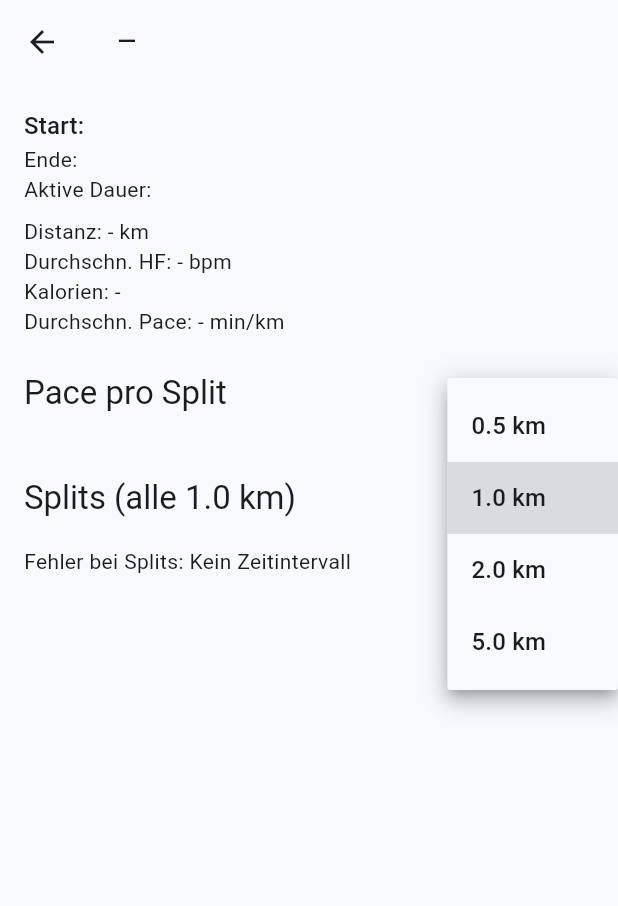
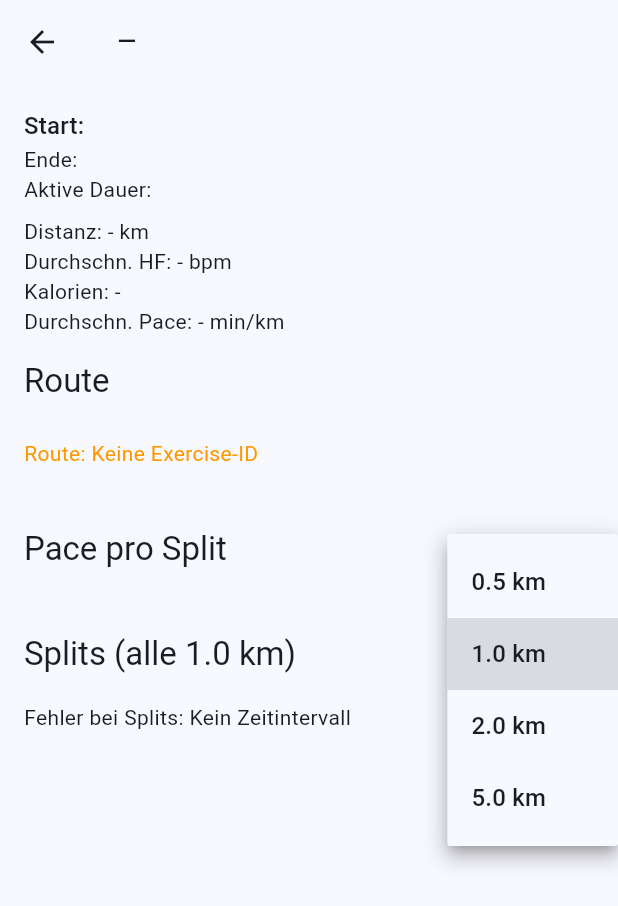
Before and after one commit to kwadde-cmyk/run-aggregator, a Flutter app: the ExerciseDetailScreen screen opened directly with empty values, after a tap on an icon or button, on a phone screen of 412 x 824 dp. Shown: the top 906 px of the screen. Run offline on Flutter 3.47's test engine with Material 3 defaults, Android fonts, the phone set to English and light mode, and no system bars; our stand-ins replace fl_chart, flutter_map, flutter_secure_storage, latlong2; missing offline and left inert: flutter_appauth; accounts and stored records are empty.

Commit message:
Add automatic GPS route map to exercise detail screen

```diff
--- a/lib/screens/exercise_detail_screen.dart
+++ b/lib/screens/exercise_detail_screen.dart
@@ -1,6 +1,7 @@
-import 'dart:convert';
 import 'package:fl_chart/fl_chart.dart';
 import 'package:flutter/material.dart';
+import 'package:flutter_map/flutter_map.dart';
+import 'package:latlong2/latlong.dart';
 import '../services/google_health_service.dart';
 
 class ExerciseDetailScreen extends StatefulWidget {
@@ -19,10 +20,44 @@ class _ExerciseDetailScreenState extends State<ExerciseDetailScreen> {
   String _debugInfo = '';
   double _splitDistanceKm = 1.0;
 
+  List<LatLng> _routePoints = [];
+  bool _loadingRoute = true;
+  String? _routeError;
+
   @override
   void initState() {
     super.initState();
     _calculateSplits();
+    _loadRoute();
+  }
+
+  Future<void> _loadRoute() async {
+    setState(() {
+      _loadingRoute = true;
+      _routeError = null;
+    });
+    try {
+      final name = widget.exercisePoint['name'] as String? ?? '';
+      if (name.isEmpty) {
+        setState(() {
+          _loadingRoute = false;
+          _routeError = 'Keine Exercise-ID';
+        });
+        return;
+      }
+      final points = await GoogleHealthService.getExerciseRoute(name);
+      setState(() {
+        _routePoints = points
+            .map((p) => LatLng(p['lat'] as double, p['lon'] as double))
+            .toList();
+        _loadingRoute = false;
+      });
+    } catch (e) {
+      setState(() {
+        _routeError = e.toString();
+        _loadingRoute = false;
+      });
+    }
   }
 
   Future<void> _calculateSplits() async {
@@ -110,7 +145,6 @@ class _ExerciseDetailScreenState extends State<ExerciseDetailScreen> {
       cumulative += distMm;
 
       while (cumulative >= splitMm && splitStart != null) {
-        // Interpolate the exact end time inside the current point
         final overshootMm = cumulative - splitMm;
         final usedMm = distMm - overshootMm;
         final fraction = distMm > 0 ? usedMm / distMm : 1.0;
@@ -140,6 +174,73 @@ class _ExerciseDetailScreenState extends State<ExerciseDetailScreen> {
     }
 
     return splits;
+  }
+
+  Widget _buildMap() {
+    if (_loadingRoute) {
+      return const SizedBox(
+        height: 280,
+        child: Center(child: CircularProgressIndicator()),
+      );
+    }
+    if (_routeError != null) {
+      return Padding(
+        padding: const EdgeInsets.symmetric(vertical: 16),
+        child: Text('Route: $_routeError', style: const TextStyle(color: Colors.orange)),
+      );
+    }
+    if (_routePoints.isEmpty) {
+      return const Padding(
+        padding: EdgeInsets.symmetric(vertical: 16),
+        child: Text('Keine GPS-Punkte gefunden'),
+      );
+    }
+
+    final bounds = LatLngBounds.fromPoints(_routePoints);
+
+    return SizedBox(
+      height: 280,
+      child: FlutterMap(
+        options: MapOptions(
+          initialCenter: bounds.center,
+          initialZoom: 14,
+          interactionOptions: const InteractionOptions(
+            flags: InteractiveFlag.all,
+          ),
+        ),
+        children: [
+          TileLayer(
+            urlTemplate: 'https://tile.openstreetmap.org/{z}/{x}/{y}.png',
+            userAgentPackageName: 'de.kwadde.run_aggregator',
+          ),
+          PolylineLayer(
+            polylines: [
+              Polyline(
+                points: _routePoints,
+                color: Theme.of(context).colorScheme.primary,
+                strokeWidth: 4,
+              ),
+            ],
+          ),
+          MarkerLayer(
+            markers: [
+              Marker(
+                point: _routePoints.first,
+                width: 20,
+                height: 20,
+                child: const Icon(Icons.flag, color: Colors.green, size: 20),
+              ),
+              Marker(
+                point: _routePoints.last,
+                width: 20,
+                height: 20,
+                child: const Icon(Icons.flag, color: Colors.red, size: 20),
+              ),
+            ],
+          ),
+        ],
+      ),
+    );
   }
 
   Widget _buildSplitChart() {
@@ -234,6 +335,10 @@ class _ExerciseDetailScreenState extends State<ExerciseDetailScreen> {
           Text('Durchschn. HF: $avgHr bpm'),
           Text('Kalorien: $calories'),
           Text('Durchschn. Pace: $paceMinKm min/km'),
+          const SizedBox(height: 16),
+          Text('Route', style: Theme.of(context).textTheme.titleLarge),
+          const SizedBox(height: 8),
+          _buildMap(),
           const SizedBox(height: 24),
           Text('Pace pro Split', style: Theme.of(context).textTheme.titleLarge),
           const SizedBox(height: 8),
```
